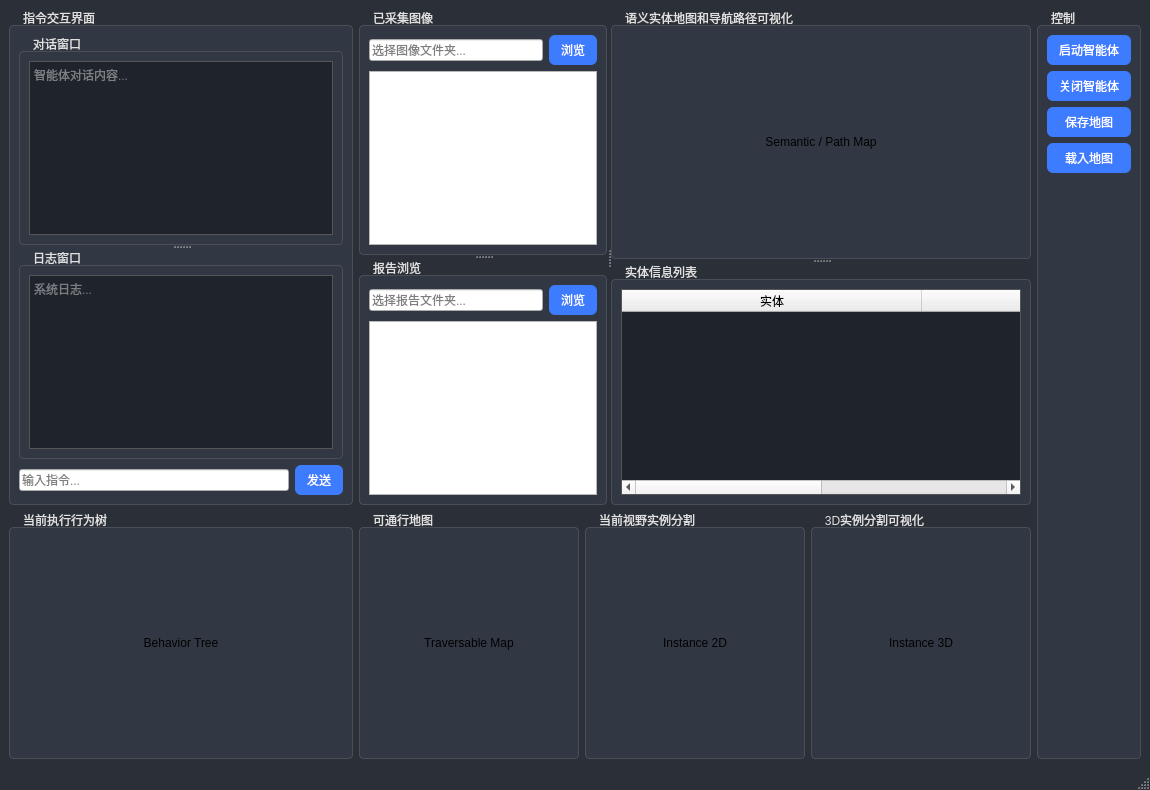
xyyandhtl/EmbodiedGenAgent, file app/window.ui: the form before one commit.
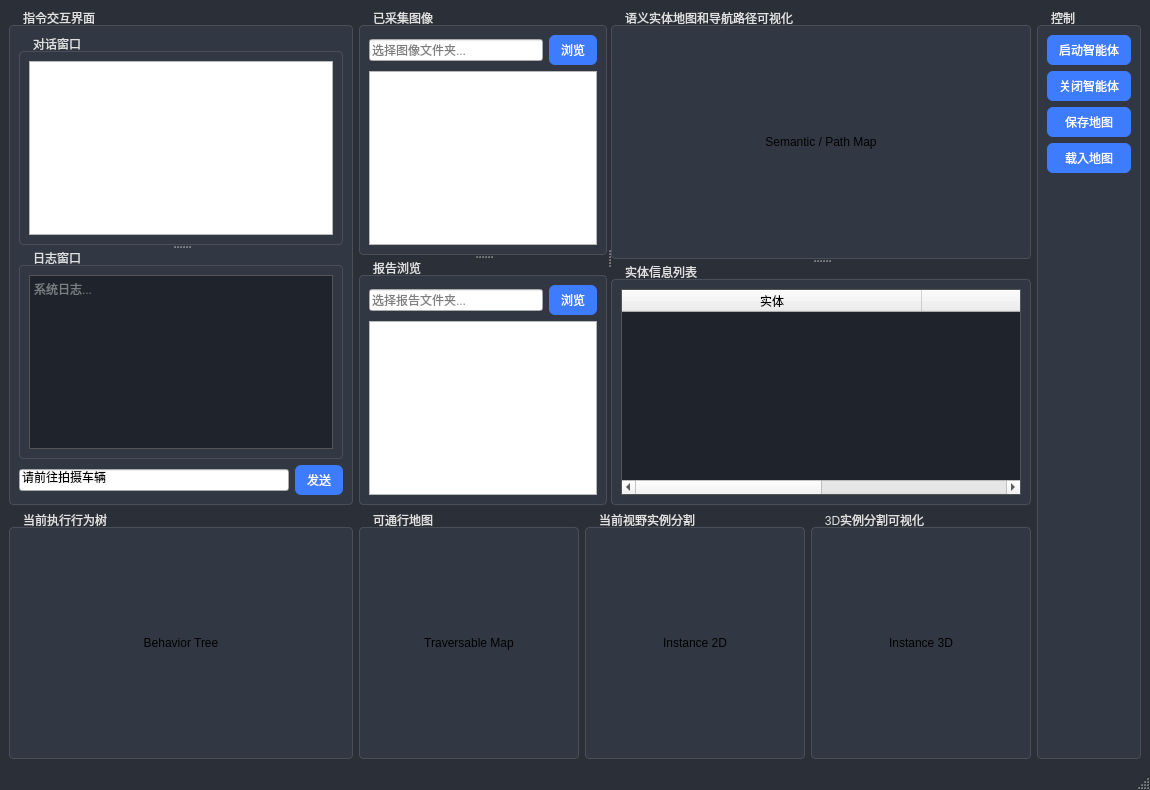
The form after the commit.

Patch:
```diff
--- a/app/window.ui
+++ b/app/window.ui
@@ -68,10 +68,18 @@
           </property>
           <layout class="QVBoxLayout" name="vboxConv">
            <item>
-            <widget class="QTextEdit" name="conversationText">
-             <property name="readOnly"><bool>true</bool></property>
-             <property name="placeholderText">
-              <string>智能体对话内容...</string>
+            <!-- 用 QListWidget 替换 QTextEdit 以支持聊天气泡 -->
+            <widget class="QListWidget" name="conversationList">
+             <property name="alternatingRowColors"><bool>false</bool></property>
+             <property name="uniformItemSizes"><bool>false</bool></property>
+             <property name="selectionMode">
+              <enum>QAbstractItemView::NoSelection</enum>
+             </property>
+             <property name="verticalScrollMode">
+              <enum>QAbstractItemView::ScrollPerPixel</enum>
+             </property>
+             <property name="horizontalScrollBarPolicy">
+              <enum>Qt::ScrollBarAlwaysOff</enum>
              </property>
             </widget>
            </item>
@@ -98,6 +106,10 @@
         <layout class="QHBoxLayout" name="hboxInput">
          <item>
           <widget class="QLineEdit" name="instructionEdit">
+           <!-- 预设默认文本 -->
+           <property name="text">
+            <string>请前往拍摄车辆</string>
+           </property>
            <property name="placeholderText">
             <string>输入指令...</string>
            </property>
```
